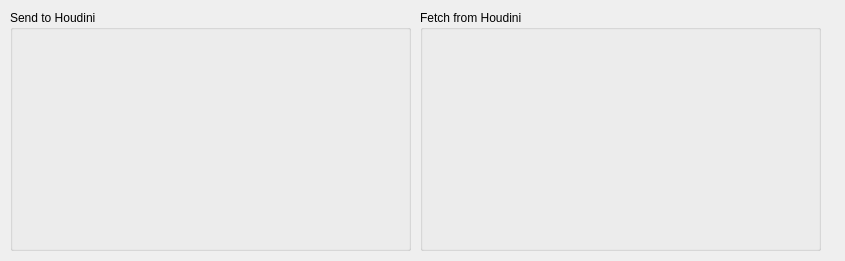
First picture: the form in Gems/Gamiant/HoudiniEngine/Code/Source/UI/HoudiniNodeSync.ui, repository Gamiant/o3de, before the edit.
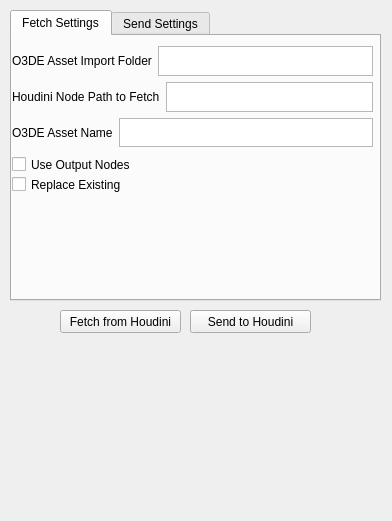
Second picture: the form after the edit.

Commit message: NodeSync initial hookups, HDA support in AP, cleanup, updated readme

```diff
--- a/Gems/Gamiant/HoudiniEngine/Code/Source/UI/HoudiniNodeSync.ui
+++ b/Gems/Gamiant/HoudiniEngine/Code/Source/UI/HoudiniNodeSync.ui
@@ -6,8 +6,8 @@
    <rect>
     <x>0</x>
     <y>0</y>
-    <width>845</width>
-    <height>261</height>
+    <width>392</width>
+    <height>521</height>
    </rect>
   </property>
   <property name="minimumSize">
@@ -19,32 +19,209 @@
   <property name="windowTitle">
    <string>Houdini Node Sync</string>
   </property>
-  <widget class="QGroupBox" name="groupBox">
+  <widget class="QTabWidget" name="tabWidget">
    <property name="geometry">
     <rect>
      <x>10</x>
      <y>10</y>
-     <width>401</width>
-     <height>241</height>
+     <width>371</width>
+     <height>291</height>
     </rect>
    </property>
-   <property name="title">
-    <string>Send to Houdini</string>
+   <property name="currentIndex">
+    <number>0</number>
    </property>
+   <widget class="QWidget" name="tab">
+    <attribute name="title">
+     <string>Fetch Settings</string>
+    </attribute>
+    <widget class="QWidget" name="verticalLayoutWidget">
+     <property name="geometry">
+      <rect>
+       <x>0</x>
+       <y>10</y>
+       <width>361</width>
+       <height>101</height>
+      </rect>
+     </property>
+     <layout class="QVBoxLayout" name="verticalLayout">
+      <item>
+       <layout class="QHBoxLayout" name="horizontalLayout_3">
+        <item>
+         <widget class="QLabel" name="label_4">
+          <property name="text">
+           <string>O3DE Asset Import Folder</string>
+          </property>
+         </widget>
+        </item>
+        <item>
+         <widget class="QPlainTextEdit" name="plainTextEdit_3"/>
+        </item>
+       </layout>
+      </item>
+      <item>
+       <layout class="QHBoxLayout" name="horizontalLayout">
+        <item>
+         <widget class="QLabel" name="label_2">
+          <property name="text">
+           <string>Houdini Node Path to Fetch</string>
+          </property>
+         </widget>
+        </item>
+        <item>
+         <widget class="QPlainTextEdit" name="plainTextEdit"/>
+        </item>
+       </layout>
+      </item>
+      <item>
+       <layout class="QHBoxLayout" name="horizontalLayout_2">
+        <item>
+         <widget class="QLabel" name="label_3">
+          <property name="text">
+           <string>O3DE Asset Name</string>
+          </property>
+         </widget>
+        </item>
+        <item>
+         <widget class="QPlainTextEdit" name="plainTextEdit_2"/>
+        </item>
+       </layout>
+      </item>
+     </layout>
+    </widget>
+    <widget class="QCheckBox" name="checkBox">
+     <property name="geometry">
+      <rect>
+       <x>0</x>
+       <y>120</y>
+       <width>131</width>
+       <height>17</height>
+      </rect>
+     </property>
+     <property name="text">
+      <string>Use Output Nodes</string>
+     </property>
+    </widget>
+    <widget class="QCheckBox" name="checkBox_2">
+     <property name="geometry">
+      <rect>
+       <x>0</x>
+       <y>140</y>
+       <width>121</width>
+       <height>17</height>
+      </rect>
+     </property>
+     <property name="text">
+      <string>Replace Existing</string>
+     </property>
+    </widget>
+   </widget>
+   <widget class="QWidget" name="tab_2">
+    <attribute name="title">
+     <string>Send Settings</string>
+    </attribute>
+    <widget class="QWidget" name="horizontalLayoutWidget_4">
+     <property name="geometry">
+      <rect>
+       <x>0</x>
+       <y>20</y>
+       <width>359</width>
+       <height>31</height>
+      </rect>
+     </property>
+     <layout class="QHBoxLayout" name="horizontalLayout_4">
+      <item>
+       <widget class="QLabel" name="label_5">
+        <property name="text">
+         <string>Houdini Node Path</string>
+        </property>
+       </widget>
+      </item>
+      <item>
+       <widget class="QPlainTextEdit" name="plainTextEdit_4">
+        <property name="placeholderText">
+         <string>/obj/O3DE</string>
+        </property>
+       </widget>
+      </item>
+     </layout>
+    </widget>
+    <widget class="QCheckBox" name="checkBox_3">
+     <property name="geometry">
+      <rect>
+       <x>10</x>
+       <y>60</y>
+       <width>181</width>
+       <height>17</height>
+      </rect>
+     </property>
+     <property name="text">
+      <string>Keep World Transform</string>
+     </property>
+    </widget>
+    <widget class="QCheckBox" name="checkBox_4">
+     <property name="geometry">
+      <rect>
+       <x>10</x>
+       <y>80</y>
+       <width>301</width>
+       <height>17</height>
+      </rect>
+     </property>
+     <property name="text">
+      <string>Pack Geometry Before Merging</string>
+     </property>
+    </widget>
+   </widget>
   </widget>
-  <widget class="QGroupBox" name="groupBox_2">
+  <widget class="QPushButton" name="pbFetchFromHoudini">
    <property name="geometry">
     <rect>
-     <x>420</x>
-     <y>10</y>
-     <width>401</width>
-     <height>241</height>
+     <x>60</x>
+     <y>310</y>
+     <width>121</width>
+     <height>23</height>
     </rect>
    </property>
-   <property name="title">
+   <property name="text">
     <string>Fetch from Houdini</string>
    </property>
   </widget>
+  <widget class="QPushButton" name="pbSendToHoudini">
+   <property name="geometry">
+    <rect>
+     <x>190</x>
+     <y>310</y>
+     <width>121</width>
+     <height>23</height>
+    </rect>
+   </property>
+   <property name="text">
+    <string>Send to Houdini</string>
+   </property>
+  </widget>
+  <widget class="QLabel" name="lbStatus">
+   <property name="geometry">
+    <rect>
+     <x>0</x>
+     <y>340</y>
+     <width>371</width>
+     <height>20</height>
+    </rect>
+   </property>
+   <property name="sizePolicy">
+    <sizepolicy hsizetype="Expanding" vsizetype="Preferred">
+     <horstretch>0</horstretch>
+     <verstretch>0</verstretch>
+    </sizepolicy>
+   </property>
+   <property name="text">
+    <string/>
+   </property>
+   <property name="alignment">
+    <set>Qt::AlignCenter</set>
+   </property>
+  </widget>
  </widget>
  <resources/>
  <connections/>
```
The commit also changes 19 other files.
